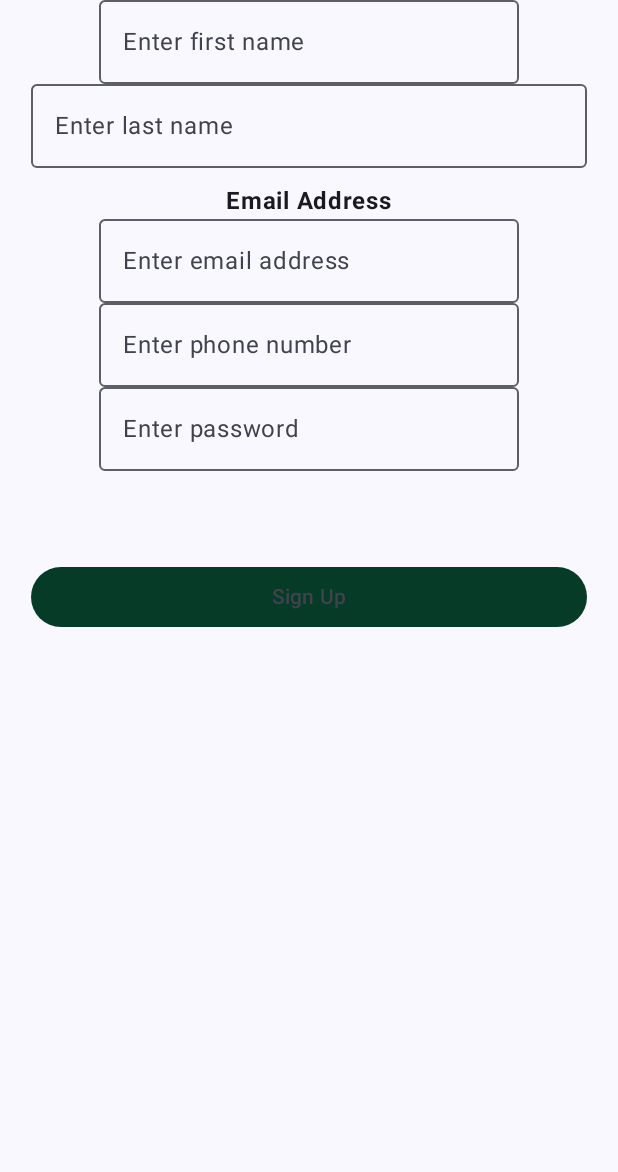
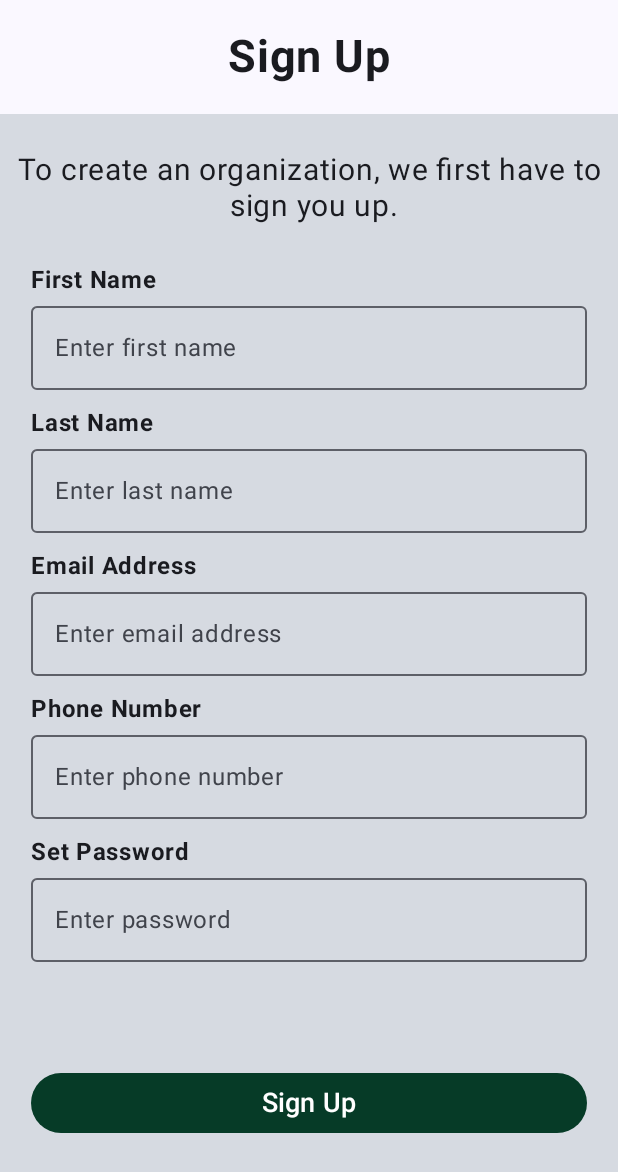
Before and after one commit to hngx-org/Titans-food-mobile, an Android app built with Jetpack Compose: the SignupOrganizationDetailsScreen screen opened through its navigation route, on a phone screen of 412 x 824 dp. Shown: the top 1172 px of the screen. Run offline under Robolectric (Android 15) with nearby library versions, the phone set to English and light mode, and no system bars; our stand-ins replace Dagger/Hilt's generated code.

Commit message:
Rolled back to ensure everything works

```diff
--- a/app/src/main/java/com/example/titansfreelunch/MainActivity.kt
+++ b/app/src/main/java/com/example/titansfreelunch/MainActivity.kt
@@ -15,10 +15,10 @@ import com.example.titansfreelunch.navigation.FreeLunchNavHost
 import com.example.titansfreelunch.ui.screen.authentication.SignupScreen
 import com.example.titansfreelunch.ui.screen.authentication.organization.SetupOrganizationScreen
 import com.example.titansfreelunch.ui.theme.TitansFreeLunchTheme
-import dagger.hilt.android.AndroidEntryPoint
 
 
-@AndroidEntryPoint
+
+
 class MainActivity : ComponentActivity() {
     override fun onCreate(savedInstanceState: Bundle?) {
         super.onCreate(savedInstanceState)
--- a/app/src/main/java/com/example/titansfreelunch/navigation/FreeLunchNavGraph.kt
+++ b/app/src/main/java/com/example/titansfreelunch/navigation/FreeLunchNavGraph.kt
@@ -12,7 +12,6 @@ import com.example.titansfreelunch.ui.screen.authentication.organization.Selecte
 import com.example.titansfreelunch.ui.screen.authentication.organization.SetupOrganizationScreen
 import com.example.titansfreelunch.ui.screen.authentication.organization.SetupOrganizationUiState
 import com.example.titansfreelunch.ui.screen.authentication.organization.SignupOrganizationDetailsScreen
-//import com.example.titansfreelunch.ui.screen.authentication.organization.SignupOrganizationDetailsScreen
 import com.example.titansfreelunch.ui.screen.authentication.organization.SignupOrganizationUiState
 import com.example.titansfreelunch.ui.screen.authentication.staff.AddBankDetailsScreen
 import com.example.titansfreelunch.ui.screen.authentication.staff.SelectedStaffSignup
@@ -73,23 +72,21 @@ fun FreeLunchNavHost(
                 )
             )
         }
+
         composable(route = "OrganizationSignup") {
-            SignupOrganizationDetailsScreen()
+            SignupOrganizationDetailsScreen(
+                onOrganizationDetailsSubmit = {},
+                onOrganizationSignupButtonClicked = {
+                    navController.navigate("OrganizationDetailsScreen")
+                },
+                onEmailAddressChange = {},
+                onFirstNameChange = {},
+                onLastNameChange = {},
+                onPasswordChange = {},
+                onPhoneNumberChange = {},
+                uiState = SignupOrganizationUiState()
+            )
         }
-//        composable(route = "OrganizationSignup") {
-//            SignupOrganizationDetailsScreen(
-//                onOrganizationDetailsSubmit = {},
-//                onOrganizationSignupButtonClicked = {
-//                    navController.navigate("OrganizationDetailsScreen")
-//                },
-//                onEmailAddressChange = {},
-//                onFirstNameChange = {},
-//                onLastNameChange = {},
-//                onPasswordChange = {},
-//                onPhoneNumberChange = {},
-//                uiState = SignupOrganizationUiState()
-//            )
-//        }
         composable(route = "OrganizationDetailsScreen") {
             SetupOrganizationScreen(
                 onOrganizationSetupDetailsSubmit = {},
--- a/app/src/main/java/com/example/titansfreelunch/ui/screen/authentication/organization/SignupOrganizationDetailsScreen.kt
+++ b/app/src/main/java/com/example/titansfreelunch/ui/screen/authentication/organization/SignupOrganizationDetailsScreen.kt
@@ -1,6 +1,7 @@
 package com.example.titansfreelunch.ui.screen.authentication.organization
 
 
+import androidx.compose.foundation.background
 import androidx.compose.foundation.layout.Column
 import androidx.compose.foundation.layout.fillMaxSize
 import androidx.compose.foundation.layout.fillMaxWidth
@@ -26,123 +27,123 @@ import androidx.hilt.navigation.compose.hiltViewModel
 import com.example.titansfreelunch.viewModel.signup.OrganizationSignUpViewModel
 import dagger.hilt.android.internal.lifecycle.HiltViewModelFactory
 
+//
+//@OptIn(ExperimentalMaterial3Api::class)
+//@Composable
+//fun SignupOrganizationDetailsScreen(
+//    modifier: Modifier = Modifier,
+//    viewModel : OrganizationSignUpViewModel
+//) {
+//
+//    val _email by viewModel.email.collectAsState(
+//        initial = ""
+//    )
+//
+//    val _password by viewModel.password.collectAsState(
+//        initial = ""
+//    )
+//
+//    val _firstName by viewModel.firstName.collectAsState(
+//        initial = ""
+//    )
+//
+//    val _lastName by viewModel.lastName.collectAsState(
+//        initial = ""
+//    )
+//
+//    val _phoneNumber by viewModel.phoneNumber.collectAsState(
+//        initial = ""
+//    )
+//
+//
+//    Column(
+//        modifier = Modifier.fillMaxSize(),
+//        horizontalAlignment = Alignment.CenterHorizontally
+//    ){
+//
+//     OutlinedTextField(
+//            value = _firstName,
+//            onValueChange = { newValue ->
+//                viewModel.firstName.value = newValue
+//            },
+//            placeholder = {
+//                Text(text = "Enter first name")
+//            }
+//     )
+//
+//    OutlinedTextField(
+//        value = _lastName,
+//        onValueChange = { newValue ->
+//            viewModel.lastName.value = newValue
+//        },
+//        placeholder = {
+//            Text(text = "Enter last name")
+//        },
+//        modifier = Modifier
+//            .padding(bottom = 10.dp)
+//            .fillMaxWidth(0.9f)
+//    )
+//
+//    Text(
+//        text = "Email Address",
+//        fontWeight = FontWeight.Bold,
+//
+//            fontSize = 16.sp,
+//            textAlign = TextAlign.Start
+//        )
+//
+//        OutlinedTextField(
+//            value = _email,
+//            onValueChange = { newValue ->
+//                viewModel.email.value = newValue
+//            },
+//            placeholder = {
+//                Text(text = "Enter email address")
+//            },
+//        )
+//    OutlinedTextField(
+//        value = _password,
+//        onValueChange = { newValue ->
+//            viewModel.email.value = newValue
+//        },
+//        placeholder = {
+//            Text(text = "Enter phone number")
+//        },
+//    )
+//    OutlinedTextField(
+//        value = _phoneNumber,
+//        onValueChange = { newValue ->
+//            viewModel.email.value = newValue
+//        },
+//        placeholder = {
+//            Text(text = "Enter password")
+//        },
+//        )
+//
+//        Button(
+//            colors = ButtonDefaults.outlinedButtonColors( Color(6, 59, 39)),
+//            onClick = {
+//                viewModel.saveDetails()
+//            },
+//            modifier = Modifier
+//                .padding(top = 60.dp)
+//                .fillMaxWidth(0.9f)
+//        ){
+//            Text(text = "Sign Up")
+//        }
+//
+//    }
+//}
 
-@OptIn(ExperimentalMaterial3Api::class)
-@Composable
-fun SignupOrganizationDetailsScreen(
-    modifier: Modifier = Modifier,
-    viewModel : OrganizationSignUpViewModel = hiltViewModel()
-) {
-
-    val _email by viewModel.email.collectAsState(
-        initial = ""
-    )
-
-    val _password by viewModel.password.collectAsState(
-        initial = ""
-    )
-
-    val _firstName by viewModel.firstName.collectAsState(
-        initial = ""
-    )
-
-    val _lastName by viewModel.lastName.collectAsState(
-        initial = ""
-    )
-
-    val _phoneNumber by viewModel.phoneNumber.collectAsState(
-        initial = ""
-    )
-
-
-    Column(
-        modifier = Modifier.fillMaxSize(),
-        horizontalAlignment = Alignment.CenterHorizontally
-    ){
-
-     OutlinedTextField(
-            value = _firstName,
-            onValueChange = { newValue ->
-                viewModel.firstName.value = newValue
-            },
-            placeholder = {
-                Text(text = "Enter first name")
-            }
-     )
-
-    OutlinedTextField(
-        value = _lastName,
-        onValueChange = { newValue ->
-            viewModel.lastName.value = newValue
-        },
-        placeholder = {
-            Text(text = "Enter last name")
-        },
-        modifier = Modifier
-            .padding(bottom = 10.dp)
-            .fillMaxWidth(0.9f)
-    )
-
-    Text(
-        text = "Email Address",
-        fontWeight = FontWeight.Bold,
-
-            fontSize = 16.sp,
-            textAlign = TextAlign.Start
-        )
-
-        OutlinedTextField(
-            value = _email,
-            onValueChange = { newValue ->
-                viewModel.email.value = newValue
-            },
-            placeholder = {
-                Text(text = "Enter email address")
-            },
-        )
-    OutlinedTextField(
-        value = _password,
-        onValueChange = { newValue ->
-            viewModel.email.value = newValue
-        },
-        placeholder = {
-            Text(text = "Enter phone number")
-        },
-    )
-    OutlinedTextField(
-        value = _phoneNumber,
-        onValueChange = { newValue ->
-            viewModel.email.value = newValue
-        },
-        placeholder = {
-            Text(text = "Enter password")
-        },
-        )
-
-        Button(
-            colors = ButtonDefaults.outlinedButtonColors( Color(6, 59, 39)),
-            onClick = {
-                viewModel.saveDetails()
-            },
-            modifier = Modifier
-                .padding(top = 60.dp)
-                .fillMaxWidth(0.9f)
-        ){
-            Text(text = "Sign Up")
-        }
-
-    }
-}
-
-@Preview(showBackground = true)
-
-@Composable
-fun SignupOrganizationDetailsScreenPreview() {
-//    SignupOrganizationDetailsScreen(onOrganizationDetailsSubmit = {})
-    SignupOrganizationDetailsScreen(
-        viewModel = hiltViewModel()
-    )
-}
+//@Preview(showBackground = true)
+//
+//@Composable
+//fun SignupOrganizationDetailsScreenPreview() {
+////    SignupOrganizationDetailsScreen(onOrganizationDetailsSubmit = {})
+//    SignupOrganizationDetailsScreen(
+//        viewModel = hiltViewModel()
+//    )
+//}
 
 
 
@@ -155,177 +156,176 @@ fun SignupOrganizationDetailsScreenPreview() {
 
 
 
-//
-//@Composable
-//fun SignupOrganizationDetailsScreen(
-//    onFirstNameChange: () -> Unit,
-//    onPasswordChange: () -> Unit,
-//    onLastNameChange: () -> Unit,
-//    onEmailAddressChange: () -> Unit,
-//    onPhoneNumberChange: () -> Unit,
-//    uiState: SignupOrganizationUiState,
-//    modifier: Modifier = Modifier,
-//    onOrganizationDetailsSubmit: () -> Unit,
-//    onOrganizationSignupButtonClicked: () -> Unit
-//) {
-//    Column(
-//        modifier = modifier.fillMaxSize(),
-//        horizontalAlignment = Alignment.CenterHorizontally
-//    ) {
-//        Text(
-//            text = "Sign Up",
-//            fontSize = 30.sp,
-//            fontWeight = FontWeight.Bold,
-//            modifier = Modifier.padding(20.dp)
-//        )
-//        Column(
-//            horizontalAlignment = Alignment.CenterHorizontally,
-//            modifier = Modifier
-//                .fillMaxSize()
-//                .background(color = Color(214, 218, 225))
-//        ) {
-//            Text(
-//                text = "To create an organization, we first have to\n sign you up.",
-//                fontSize = 20.sp,
-//                modifier = Modifier
-//                    .padding(bottom = 20.dp)
-//                    .padding(top = 20.dp)
-//                    .padding(5.dp)
-//                    .fillMaxWidth(),
-//                textAlign = TextAlign.Center
-//            )
-//            Text(
-//                text = "First Name",
-//                fontWeight = FontWeight.Bold,
-//                modifier = Modifier
-//                    .fillMaxWidth(0.9f)
-//                    .padding(bottom = 5.dp),
-//                fontSize = 16.sp,
-//                textAlign = TextAlign.Start
-//            )
-//            OutlinedTextField(
-//                value = uiState.firstName,
-//                onValueChange = { onFirstNameChange },
-//                placeholder = {
-//                    Text(text = "Enter first name")
-//                },
-//                modifier = Modifier
-//                    .padding(bottom = 10.dp)
-//                    .fillMaxWidth(0.9f)
-//            )
-//            Text(
-//                text = "Last Name",
-//                fontWeight = FontWeight.Bold,
-//                modifier = Modifier
-//                    .fillMaxWidth(0.9f)
-//                    .padding(bottom = 5.dp),
-//                fontSize = 16.sp,
-//                textAlign = TextAlign.Start
-//            )
-//            OutlinedTextField(
-//                value = uiState.lastName,
-//                onValueChange = { onLastNameChange },
-//                placeholder = {
-//                    Text(text = "Enter last name")
-//                },
-//                modifier = Modifier
-//                    .padding(bottom = 10.dp)
-//                    .fillMaxWidth(0.9f)
-//            )
-//            Text(
-//                text = "Email Address",
-//                fontWeight = FontWeight.Bold,
-//                modifier = Modifier
-//                    .fillMaxWidth(0.9f)
-//                    .padding(bottom = 5.dp),
-//                fontSize = 16.sp,
-//                textAlign = TextAlign.Start
-//            )
-//            OutlinedTextField(
-//                value = uiState.emailAddress,
-//                onValueChange = { onEmailAddressChange },
-//                placeholder = {
-//                    Text(text = "Enter email address")
-//                },
-//                modifier = Modifier
-//                    .padding(bottom = 10.dp)
-//                    .fillMaxWidth(0.9f)
-//            )
-//            Text(
-//                text = "Phone Number",
-//                fontWeight = FontWeight.Bold,
-//                modifier = Modifier
-//                    .fillMaxWidth(0.9f)
-//                    .padding(bottom = 5.dp),
-//                fontSize = 16.sp,
-//                textAlign = TextAlign.Start
-//            )
-//            OutlinedTextField(
-//                value = uiState.phoneNumber,
-//                onValueChange = { onPhoneNumberChange },
-//                placeholder = {
-//                    Text(text = "Enter phone number")
-//                },
-//                modifier = Modifier
-//                    .padding(bottom = 10.dp)
-//                    .fillMaxWidth(0.9f)
-//            )
-//            Text(
-//                text = "Set Password",
-//                fontWeight = FontWeight.Bold,
-//                modifier = Modifier
-//                    .fillMaxWidth(0.9f)
-//                    .padding(bottom = 5.dp),
-//                fontSize = 16.sp,
-//                textAlign = TextAlign.Start
-//            )
-//            OutlinedTextField(
-//                value = uiState.password,
-//                onValueChange = { onPasswordChange },
-//                placeholder = {
-//                    Text(text = "Enter password")
-//                },
-//                modifier = Modifier
-//                    .padding(bottom = 10.dp)
-//                    .fillMaxWidth(0.9f)
-//            )
-//            Button(
-//                colors = ButtonDefaults.outlinedButtonColors( Color(6, 59, 39)),
-//                onClick = { onOrganizationSignupButtonClicked() },
-//                modifier = Modifier
-//                    .padding(top = 60.dp)
-//                    .fillMaxWidth(0.9f),
-//            ) {
-//                Text(
-//                    text = "Sign Up",
-//                    color = Color.White,
-//                    fontSize = 18.sp
-//                )
-//            }
-//        }
-//
-//    }
-//
-//}
-//
-//@Preview(showBackground = true)
-//@Composable
-//fun SignupOrganizationDetailsScreenPreview() {
-//    SignupOrganizationDetailsScreen(
-//        onOrganizationDetailsSubmit = {},
-//        onOrganizationSignupButtonClicked = {},
-//        onFirstNameChange = {},
-//        onPasswordChange = {},
-//        onLastNameChange = {},
-//        onEmailAddressChange = {},
-//        onPhoneNumberChange = {},
-//        uiState = SignupOrganizationUiState(
-//            firstName = "",
-//            lastName = "",
-//            emailAddress = "",
-//            phoneNumber = "",
-//            password = "",
-//        )
-//    )
-//}
-//
+
+@Composable
+fun SignupOrganizationDetailsScreen(
+    onFirstNameChange: () -> Unit,
+    onPasswordChange: () -> Unit,
+    onLastNameChange: () -> Unit,
+    onEmailAddressChange: () -> Unit,
+    onPhoneNumberChange: () -> Unit,
+    uiState: SignupOrganizationUiState,
+    modifier: Modifier = Modifier,
+    onOrganizationDetailsSubmit: () -> Unit,
+    onOrganizationSignupButtonClicked: () -> Unit
+) {
+    Column(
+        modifier = modifier.fillMaxSize(),
+        horizontalAlignment = Alignment.CenterHorizontally
+    ) {
+        Text(
+            text = "Sign Up",
+            fontSize = 30.sp,
+            fontWeight = FontWeight.Bold,
+            modifier = Modifier.padding(20.dp)
+        )
+        Column(
+            horizontalAlignment = Alignment.CenterHorizontally,
+            modifier = Modifier
+                .fillMaxSize()
+                .background(color = Color(214, 218, 225))
+        ) {
+            Text(
+                text = "To create an organization, we first have to\n sign you up.",
+                fontSize = 20.sp,
+                modifier = Modifier
+                    .padding(bottom = 20.dp)
+                    .padding(top = 20.dp)
+                    .padding(5.dp)
+                    .fillMaxWidth(),
+                textAlign = TextAlign.Center
+            )
+            Text(
+                text = "First Name",
+                fontWeight = FontWeight.Bold,
+                modifier = Modifier
+                    .fillMaxWidth(0.9f)
+                    .padding(bottom = 5.dp),
+                fontSize = 16.sp,
+                textAlign = TextAlign.Start
+            )
+            OutlinedTextField(
+                value = uiState.firstName,
+                onValueChange = { onFirstNameChange },
+                placeholder = {
+                    Text(text = "Enter first name")
+                },
+                modifier = Modifier
+                    .padding(bottom = 10.dp)
+                    .fillMaxWidth(0.9f)
+            )
+            Text(
+                text = "Last Name",
+                fontWeight = FontWeight.Bold,
+                modifier = Modifier
+                    .fillMaxWidth(0.9f)
+                    .padding(bottom = 5.dp),
+                fontSize = 16.sp,
+                textAlign = TextAlign.Start
+            )
+            OutlinedTextField(
+                value = uiState.lastName,
+                onValueChange = { onLastNameChange },
+                placeholder = {
+                    Text(text = "Enter last name")
+                },
+                modifier = Modifier
+                    .padding(bottom = 10.dp)
+                    .fillMaxWidth(0.9f)
+            )
+            Text(
+                text = "Email Address",
+                fontWeight = FontWeight.Bold,
+                modifier = Modifier
+                    .fillMaxWidth(0.9f)
+                    .padding(bottom = 5.dp),
+                fontSize = 16.sp,
+                textAlign = TextAlign.Start
+            )
+            OutlinedTextField(
+                value = uiState.emailAddress,
+                onValueChange = { onEmailAddressChange },
+                placeholder = {
+                    Text(text = "Enter email address")
+                },
+                modifier = Modifier
+                    .padding(bottom = 10.dp)
+                    .fillMaxWidth(0.9f)
+            )
+            Text(
+                text = "Phone Number",
+                fontWeight = FontWeight.Bold,
+                modifier = Modifier
+                    .fillMaxWidth(0.9f)
+                    .padding(bottom = 5.dp),
+                fontSize = 16.sp,
+                textAlign = TextAlign.Start
+            )
+            OutlinedTextField(
+                value = uiState.phoneNumber,
+                onValueChange = { onPhoneNumberChange },
+                placeholder = {
+                    Text(text = "Enter phone number")
+                },
+                modifier = Modifier
+                    .padding(bottom = 10.dp)
+                    .fillMaxWidth(0.9f)
+            )
+            Text(
+                text = "Set Password",
+                fontWeight = FontWeight.Bold,
+                modifier = Modifier
+                    .fillMaxWidth(0.9f)
+                    .padding(bottom = 5.dp),
+                fontSize = 16.sp,
+                textAlign = TextAlign.Start
+            )
+            OutlinedTextField(
+                value = uiState.password,
+                onValueChange = { onPasswordChange },
+                placeholder = {
+                    Text(text = "Enter password")
+                },
+                modifier = Modifier
+                    .padding(bottom = 10.dp)
+                    .fillMaxWidth(0.9f)
+            )
+            Button(
+                colors = ButtonDefaults.outlinedButtonColors( Color(6, 59, 39)),
+                onClick = { onOrganizationSignupButtonClicked() },
+                modifier = Modifier
+                    .padding(top = 60.dp)
+                    .fillMaxWidth(0.9f),
+            ) {
+                Text(
+                    text = "Sign Up",
+                    color = Color.White,
+                    fontSize = 18.sp
+                )
+            }
+        }
+
+    }
+
+}
+
+@Preview(showBackground = true)
+@Composable
+fun SignupOrganizationDetailsScreenPreview() {
+    SignupOrganizationDetailsScreen(
+        onOrganizationDetailsSubmit = {},
+        onOrganizationSignupButtonClicked = {},
+        onFirstNameChange = {},
+        onPasswordChange = {},
+        onLastNameChange = {},
+        onEmailAddressChange = {},
+        onPhoneNumberChange = {},
+        uiState = SignupOrganizationUiState(
+            firstName = "",
+            lastName = "",
+            emailAddress = "",
+            phoneNumber = "",
+            password = "",
+        )
+    )
+}
--- a/app/src/main/java/com/example/titansfreelunch/viewModel/signup/OrganizationSignUpViewModel.kt
+++ b/app/src/main/java/com/example/titansfreelunch/viewModel/signup/OrganizationSignUpViewModel.kt
@@ -18,7 +18,7 @@ import javax.inject.Inject
 
 private const val TAG = "OrganizationSignUpViewModel"
 
-
+@HiltViewModel
 class OrganizationSignUpViewModel @Inject constructor(
     private val repository: FreeLunchRepository
 ) : ViewModel() {
```
